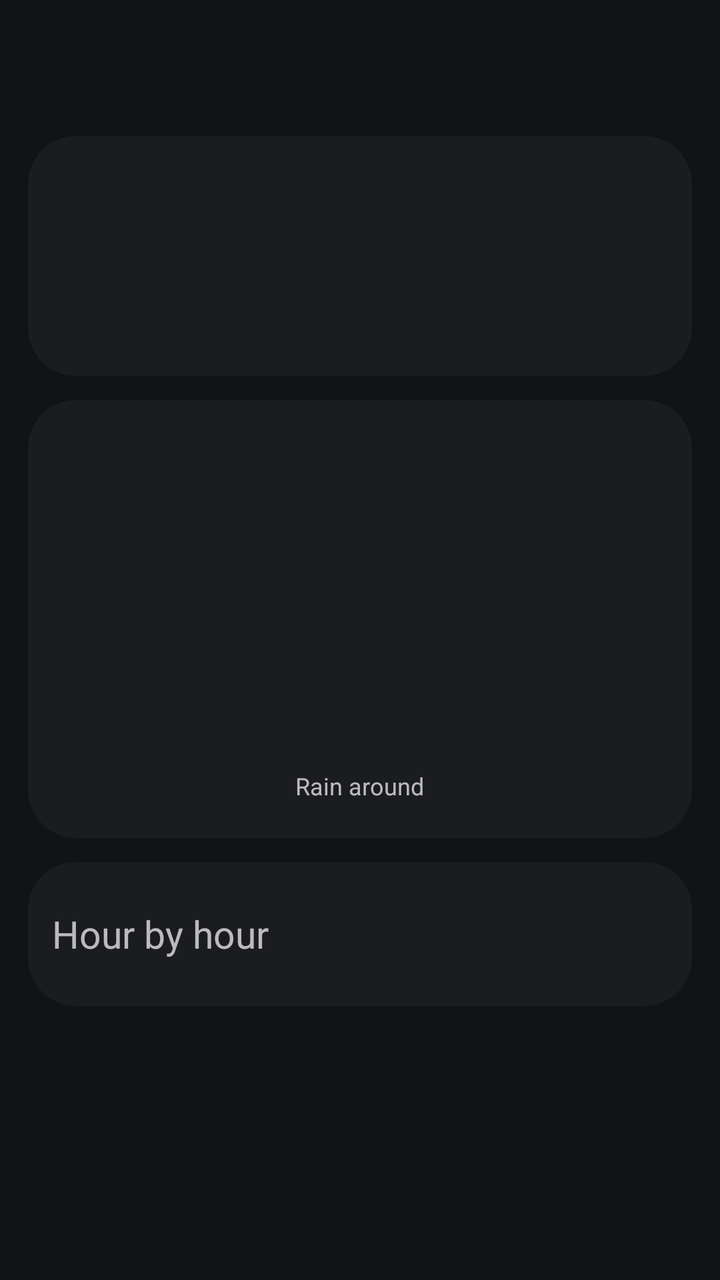
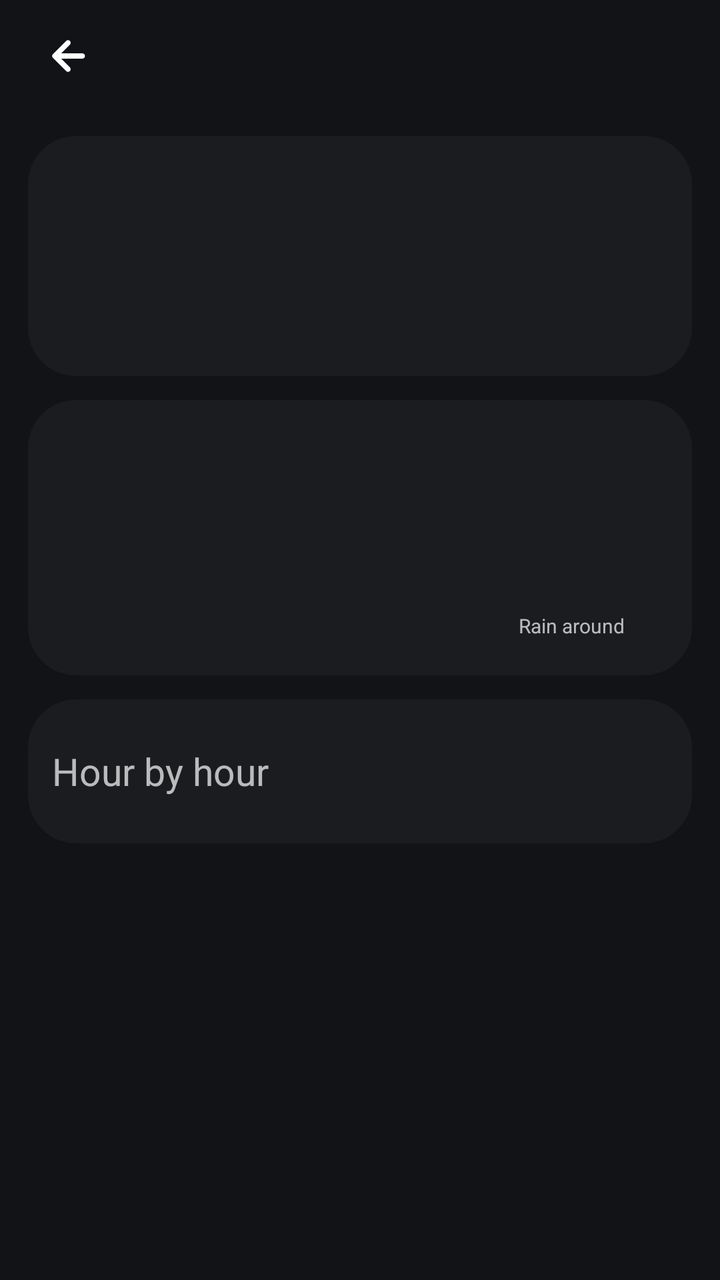

An Android layout rendered at two revisions. The XML below is the earlier revision; the diff shows what the commit changed to produce the second picture.
<!-- AndroidManifest.xml: application theme Theme.SunW -->
<!-- res/layout/activity_weather_day.xml -->
<?xml version="1.0" encoding="utf-8"?>
<ScrollView xmlns:android="http://schemas.android.com/apk/res/android"
    android:id="@+id/day_page"
    android:layout_width="match_parent"
    android:layout_height="match_parent"
    android:fitsSystemWindows="true">

    <LinearLayout
        android:layout_width="match_parent"
        android:layout_height="wrap_content"
        android:orientation="vertical"
        android:paddingBottom="24dp">

        <TextView
            android:id="@+id/day_back"
            android:layout_width="wrap_content"
            android:layout_height="56dp"
            android:layout_marginStart="12dp"
            android:background="?android:attr/selectableItemBackground"
            android:ellipsize="end"
            android:gravity="center_vertical"
            android:maxLines="1"
            android:paddingHorizontal="10dp"
            android:textSize="24sp" />

        <HorizontalScrollView
            android:id="@+id/day_tabs_scroll"
            android:layout_width="match_parent"
            android:layout_height="wrap_content"
            android:paddingHorizontal="10dp"
            android:scrollbars="none">

            <LinearLayout
                android:id="@+id/day_tabs"
                android:layout_width="wrap_content"
                android:layout_height="wrap_content"
                android:orientation="horizontal" />
        </HorizontalScrollView>

        <LinearLayout
            android:id="@+id/day_hero"
            android:layout_width="match_parent"
            android:layout_height="wrap_content"
            android:layout_marginHorizontal="14dp"
            android:layout_marginTop="12dp"
            android:background="@drawable/card_background"
            android:gravity="center_vertical"
            android:orientation="horizontal"
            android:padding="18dp">

            <ImageView
                android:id="@+id/day_icon"
                android:layout_width="84dp"
                android:layout_height="84dp"
                android:layout_marginEnd="12dp"
                android:importantForAccessibility="no" />

            <LinearLayout
                android:layout_width="0dp"
                android:layout_height="wrap_content"
                android:layout_weight="1"
                android:orientation="vertical">

                <TextView
                    android:id="@+id/day_title"
                    android:layout_width="wrap_content"
                    android:layout_height="wrap_content"
                    android:fontFamily="sans-serif-light"
                    android:textSize="26.5sp" />

                <TextView
                    android:id="@+id/day_desc"
                    android:layout_width="wrap_content"
                    android:layout_height="wrap_content"
                    android:layout_marginTop="4dp"
                    android:textSize="18sp" />

            </LinearLayout>

            <LinearLayout
                android:id="@+id/day_pills"
                android:layout_width="wrap_content"
                android:layout_height="wrap_content"
                android:orientation="vertical" />
        </LinearLayout>

        <LinearLayout
            android:id="@+id/day_info_card"
            android:layout_width="match_parent"
            android:layout_height="wrap_content"
            android:layout_marginHorizontal="14dp"
            android:layout_marginTop="12dp"
            android:background="@drawable/card_background"
            android:orientation="vertical"
            android:padding="18dp">

            
            <TextView
                android:id="@+id/day_info"
                android:layout_width="match_parent"
                android:layout_height="wrap_content"
                android:lineSpacingExtra="6dp"
                android:textSize="17sp" />

            
            <LinearLayout
                android:id="@+id/day_rainspot_box"
                android:layout_width="wrap_content"
                android:layout_height="wrap_content"
                android:layout_gravity="center_horizontal"
                android:layout_marginTop="14dp"
                android:gravity="center_horizontal"
                android:orientation="vertical">

                <ImageView
                    android:id="@+id/day_rainspot"
                    android:layout_width="126dp"
                    android:layout_height="126dp"
                    android:contentDescription="@string/rainspot_label" />

                <TextView
                    android:id="@+id/day_rainspot_label"
                    android:layout_width="wrap_content"
                    android:layout_height="wrap_content"
                    android:layout_marginTop="4dp"
                    android:text="@string/rainspot_label"
                    android:textSize="12sp" />
            </LinearLayout>
        </LinearLayout>

        <LinearLayout
            android:id="@+id/day_hourly_card"
            android:layout_width="match_parent"
            android:layout_height="wrap_content"
            android:layout_marginHorizontal="14dp"
            android:layout_marginTop="12dp"
            android:background="@drawable/card_background"
            android:orientation="vertical"
            android:paddingHorizontal="12dp"
            android:paddingVertical="18dp">

            <LinearLayout
                android:layout_width="match_parent"
                android:layout_height="wrap_content"
                android:gravity="center_vertical"
                android:orientation="horizontal">

                <TextView
                    android:id="@+id/day_hourly_title"
                    android:layout_width="0dp"
                    android:layout_height="wrap_content"
                    android:layout_weight="1"
                    android:text="@string/detail_hourly"
                    android:textSize="19sp" />

                <TextView
                    android:id="@+id/day_step"
                    android:layout_width="wrap_content"
                    android:layout_height="36dp"
                    android:background="?android:attr/selectableItemBackground"
                    android:gravity="center"
                    android:paddingHorizontal="10dp"
                    android:textSize="15.5sp" />
            </LinearLayout>

            <LinearLayout
                android:id="@+id/day_hours"
                android:layout_width="match_parent"
                android:layout_height="wrap_content"
                android:orientation="vertical" />
        </LinearLayout>

        <TextView
            android:id="@+id/day_status"
            android:layout_width="match_parent"
            android:layout_height="wrap_content"
            android:layout_marginTop="12dp"
            android:gravity="center_horizontal"
            android:paddingHorizontal="22dp"
            android:textSize="13sp" />
    </LinearLayout>
</ScrollView>
<!-- resources referenced by this layout -->
<resources>
  <!-- drawable card_background (drawable) -->
  <?xml version="1.0" encoding="utf-8"?>
  <shape xmlns:android="http://schemas.android.com/apk/res/android" android:shape="rectangle">
      <corners android:radius="24dp" />
      <solid android:color="#FF1B1C20" />
  </shape>
  <string name="detail_hourly">Hour by hour</string>
  <string name="rainspot_label">Rain around</string>
  <style name="Theme.SunW" parent="android:Theme.Material.NoActionBar">
          <item name="android:colorAccent">#FFB547</item>
          <item name="android:windowBackground">@color/page_background</item>
      </style>
  <color name="page_background">#121316</color>
</resources>

<!-- the commit's change to res/layout/activity_weather_day.xml (unified diff, before → after) -->
@@ -20,6 +20,8 @@
             android:ellipsize="end"
             android:gravity="center_vertical"
             android:maxLines="1"
+            android:drawableStart="@drawable/ic_arrow_back"
+            android:drawablePadding="12dp"
             android:paddingHorizontal="10dp"
             android:textSize="24sp" />
 
@@ -36,6 +38,13 @@
                 android:layout_height="wrap_content"
                 android:orientation="horizontal" />
         </HorizontalScrollView>
+
+        
+        <LinearLayout
+            android:id="@+id/day_content"
+            android:layout_width="match_parent"
+            android:layout_height="wrap_content"
+            android:orientation="vertical">
 
         <LinearLayout
             android:id="@+id/day_hero"
@@ -66,14 +75,14 @@
                     android:layout_width="wrap_content"
                     android:layout_height="wrap_content"
                     android:fontFamily="sans-serif-light"
-                    android:textSize="26.5sp" />
+                    android:textSize="22sp" />
 
                 <TextView
                     android:id="@+id/day_desc"
                     android:layout_width="wrap_content"
                     android:layout_height="wrap_content"
                     android:layout_marginTop="4dp"
-                    android:textSize="18sp" />
+                    android:textSize="15sp" />
 
             </LinearLayout>
 
@@ -91,31 +100,31 @@
             android:layout_marginHorizontal="14dp"
             android:layout_marginTop="12dp"
             android:background="@drawable/card_background"
-            android:orientation="vertical"
+            android:gravity="center_vertical"
+            android:orientation="horizontal"
             android:padding="18dp">
 
-            
             <TextView
                 android:id="@+id/day_info"
-                android:layout_width="match_parent"
+                android:layout_width="0dp"
                 android:layout_height="wrap_content"
+                android:layout_weight="1"
                 android:lineSpacingExtra="6dp"
-                android:textSize="17sp" />
+                android:textSize="14sp" />
 
             
             <LinearLayout
                 android:id="@+id/day_rainspot_box"
                 android:layout_width="wrap_content"
                 android:layout_height="wrap_content"
-                android:layout_gravity="center_horizontal"
-                android:layout_marginTop="14dp"
+                android:layout_marginStart="12dp"
                 android:gravity="center_horizontal"
                 android:orientation="vertical">
 
                 <ImageView
                     android:id="@+id/day_rainspot"
-                    android:layout_width="126dp"
-                    android:layout_height="126dp"
+                    android:layout_width="84dp"
+                    android:layout_height="84dp"
                     android:contentDescription="@string/rainspot_label" />
 
                 <TextView
@@ -124,7 +133,7 @@
                     android:layout_height="wrap_content"
                     android:layout_marginTop="4dp"
                     android:text="@string/rainspot_label"
-                    android:textSize="12sp" />
+                    android:textSize="10sp" />
             </LinearLayout>
         </LinearLayout>
 
@@ -170,6 +179,8 @@
                 android:orientation="vertical" />
         </LinearLayout>
 
+        </LinearLayout>
+
         <TextView
             android:id="@+id/day_status"
             android:layout_width="match_parent"
<!-- resource entries referenced after the edit -->
@@ -6,6 +6,19 @@
       <corners android:radius="24dp" />
       <solid android:color="#FF1B1C20" />
   </shape>
+  <!-- drawable ic_arrow_back (drawable) -->
+  <?xml version="1.0" encoding="utf-8"?>
+  <vector xmlns:android="http://schemas.android.com/apk/res/android"
+      android:width="24dp"
+      android:height="24dp"
+      android:viewportWidth="960"
+      android:viewportHeight="960">
+      <group android:translateY="960">
+          <path
+              android:fillColor="#FFFFFFFF"
+              android:pathData="m344.09-427 173.95 173.96q15.96 15.95 15.74 37.61-.21 21.65-16.17 37.6-15.96 14.96-37.61 15.18-21.65.22-37.61-15.74l-264-264q-7.69-7.7-11.61-17.52-3.91-9.83-3.91-20.09t3.91-20.09q3.92-9.82 11.61-17.52l264.57-264.56q15.52-15.53 37.11-15.53 21.58 0 37.54 15.53 15.96 15.95 15.96 37.82t-15.96 37.83L344.09-533h422.13q22.08 0 37.54 15.46 15.46 15.45 15.46 37.54t-15.46 37.54Q788.3-427 766.22-427H344.09Z" />
+      </group>
+  </vector>
   <string name="detail_hourly">Hour by hour</string>
   <string name="rainspot_label">Rain around</string>
   <style name="Theme.SunW" parent="android:Theme.Material.NoActionBar">
